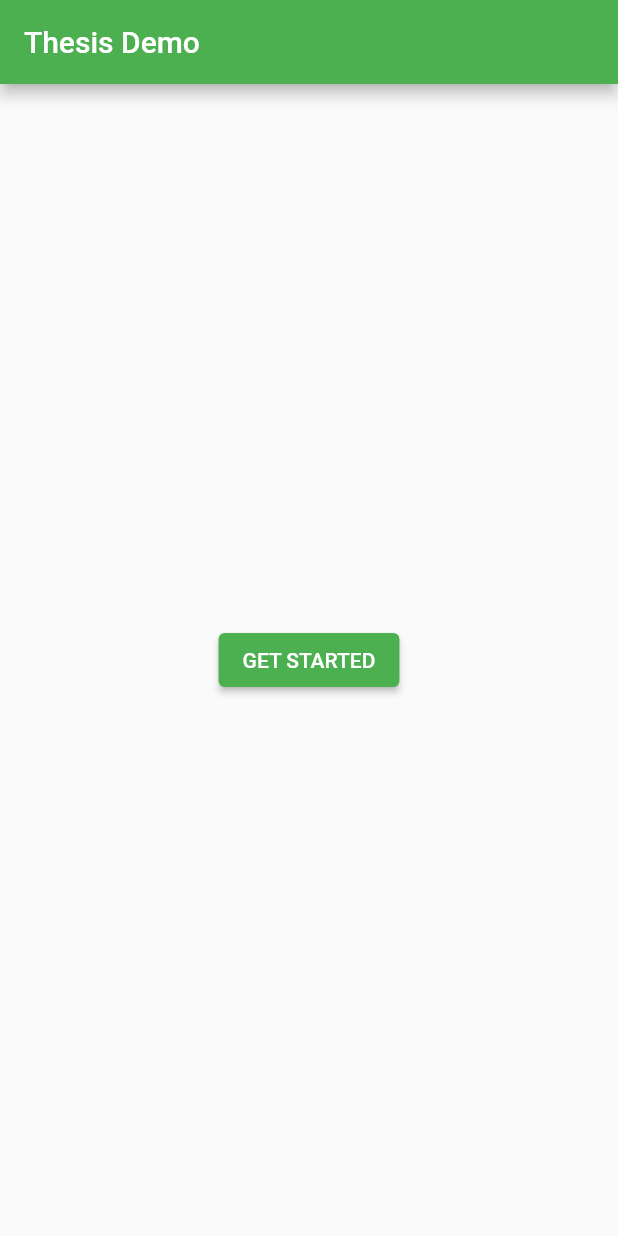
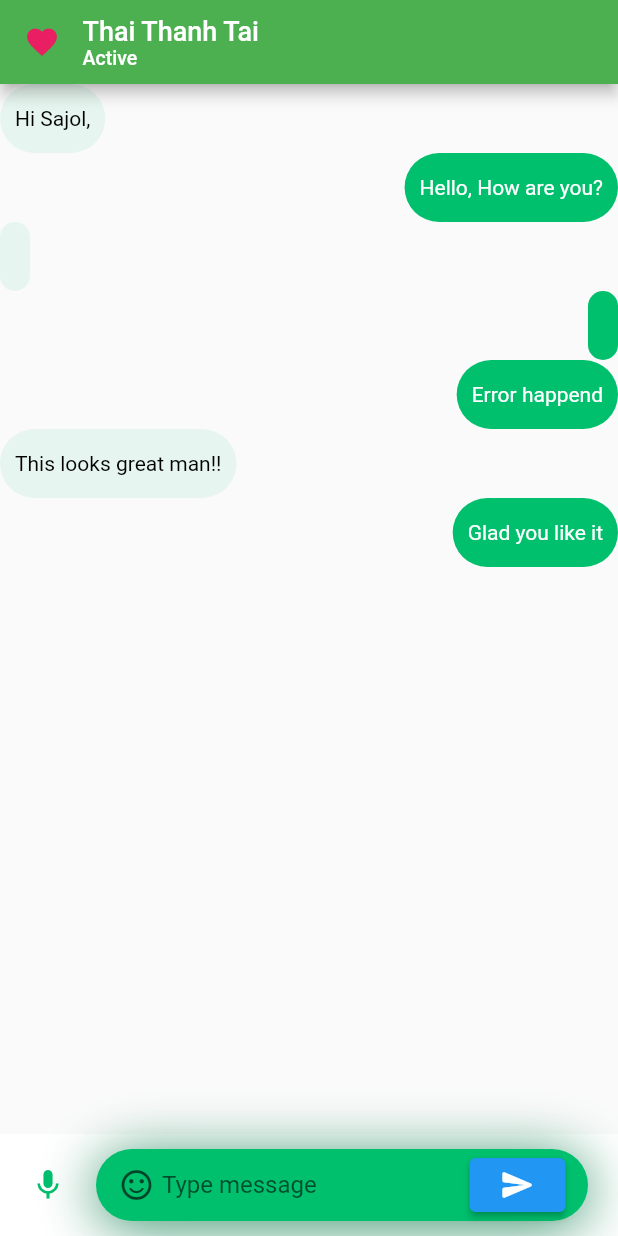
Before and after one commit to boohthai/Thesis-Grad, a Flutter app: the screen it shows after launch, on a phone screen of 412 x 824 dp. Run offline on Flutter 3.47's test engine with Material 2 defaults, Android fonts, the phone set to English and light mode, and no system bars; our stand-ins replace percent_indicator.

Commit message:
Chat Message UI

```diff
--- a/lib/InputSection.dart
+++ b/lib/Screen/InputSection.dart
@@ -1,5 +1,5 @@
 import 'package:flutter/material.dart';
-import 'package:thesis_v01/ResultScreen.dart';
+import 'package:thesis_v01/Screen/ResultScreen.dart';
 import 'package:thesis_v01/main.dart';
 class MyForm extends StatelessWidget {
   const MyForm({Key? key}) : super(key: key);
--- /dev/null
+++ b/lib/Screen/messages/ChatScreen.dart
@@ -0,0 +1,41 @@
+import 'package:flutter/material.dart';
+import 'package:thesis_v01/main.dart';
+import 'package:thesis_v01/constants.dart';
+import 'package:thesis_v01/Screen/messages/components/body.dart';
+class MessageScreen extends StatelessWidget {
+  const MessageScreen({Key? key}) : super(key: key);
+
+  @override
+  Widget build(BuildContext context) {
+    return Scaffold(
+      appBar: buildAppBar(),
+      body: Body()
+    );
+  }
+
+  AppBar buildAppBar() {
+    return AppBar(
+      backgroundColor: Colors.green,
+      title: Row(
+        children: [
+          Icon(
+            Icons.favorite,
+            color: Colors.pink,
+            size: 24.0,
+          ),
+          SizedBox(width: kDefaultPadding * 0.75,),
+          Column(
+            crossAxisAlignment: CrossAxisAlignment.start,
+            children: [
+              Text(
+                "Thai Thanh Tai",
+                style:  TextStyle(fontSize: 18),
+              ),
+              Text("Active", style: TextStyle(fontSize: 13))
+            ],
+          )
+        ],
+      ),
+    );
+  }
+}
--- /dev/null
+++ b/lib/Screen/messages/components/body.dart
@@ -0,0 +1,56 @@
+import 'package:flutter/material.dart';
+import 'package:thesis_v01/constants.dart';
+import 'package:thesis_v01/Screen/messages/components/chat_input.dart';
+import 'package:thesis_v01/models/ChatMessages.dart';
+class Body extends StatelessWidget {
+  const Body({Key? key}) : super(key: key);
+
+  @override
+  Widget build(BuildContext context) {
+    return Column(
+        children: [
+          Expanded(
+              child: ListView.builder (
+                itemCount: demeChatMessages.length,
+                itemBuilder: (context, index) => Message(message: demeChatMessages[index],)
+              )
+          ),
+          ChatFieldInput(),
+        ],
+    );
+  }
+}
+
+class Message extends StatelessWidget {
+  const Message({
+    Key? key, required this.message,
+  }) : super(key: key);
+
+  final ChatMessage message;
+  @override
+  Widget build(BuildContext context) {
+    return Row(
+      mainAxisAlignment: message.isSender ? MainAxisAlignment.end : MainAxisAlignment.start,
+      children:[
+        Container(
+            padding: EdgeInsets.symmetric(
+              vertical: kDefaultPadding*0.75,
+              horizontal: kDefaultPadding/2,
+               ),
+            decoration: BoxDecoration(
+              color: kPrimaryColor.withOpacity(message.isSender ? 1: 0.08),
+              borderRadius: BorderRadius.circular(30),
+            ),
+            child: Text(
+              message.text,
+              style: TextStyle (
+                color: message.isSender
+                ? Colors.white : Colors.black,
+              ),
+
+            )),
+
+    ],
+    );
+  }
+}
--- /dev/null
+++ b/lib/Screen/messages/components/chat_input.dart
@@ -0,0 +1,64 @@
+import 'package:flutter/material.dart';
+import 'package:thesis_v01/constants.dart';
+
+class ChatFieldInput extends StatelessWidget {
+  const ChatFieldInput({
+    Key? key,
+  }) : super(key: key);
+
+  @override
+  Widget build(BuildContext context) {
+    return Container (
+      padding: EdgeInsets.symmetric(horizontal: kDefaultPadding, vertical: kDefaultPadding/2),
+      decoration: BoxDecoration(
+        color: Colors.white,
+      ),
+      child: SafeArea(
+        child: Row (
+          children: [
+            Icon(Icons.mic, color: kPrimaryColor),
+            SizedBox(width: kDefaultPadding),
+            Expanded(
+                child: Container(
+                    padding: EdgeInsets.symmetric(
+                      horizontal: kDefaultPadding*0.75,
+
+                    ),
+                    decoration: BoxDecoration (
+                      color: kPrimaryColor,
+                      boxShadow: [BoxShadow(
+                        offset: Offset(0,4),
+                        blurRadius: 32,
+                        color: Color(0xFF087949).withOpacity(0.8),
+                      ),],
+                      borderRadius: BorderRadius.circular(40),
+                    ),
+                    child: Row (
+                      children: [
+                        Icon(
+                            Icons.sentiment_satisfied_alt_outlined,
+                            color: Theme.of(context)
+                                .textTheme
+                                .bodyText1?.color?.withOpacity(0.64)
+                        ),
+                        SizedBox(width: kDefaultPadding/4,),
+                        Expanded(child: TextField(
+                          decoration: InputDecoration(
+                            hintText: "Type message",
+                            border: InputBorder.none,
+                          ),
+                        )),
+                        ElevatedButton(
+                            onPressed: () {},
+                          child: Icon(Icons.send_rounded),
+                        ),
+                      ],
+                    )
+                )
+            ),
+          ],
+        ),
+      ),
+    );
+  }
+}
--- /dev/null
+++ b/lib/constants.dart
@@ -0,0 +1,10 @@
+import 'package:flutter/material.dart';
+
+const kPrimaryColor = Color(0xFF00BF6D);
+const kSecondaryColor = Color(0xFFFE9901);
+const kContentColorLightTheme = Color(0xFF1D1D35);
+const kContentColorDarkTheme = Color(0xFFF5FCF9);
+const kWarninngColor = Color(0xFFF3BB1C);
+const kErrorColor = Color(0xFFF03738);
+
+const kDefaultPadding = 20.0;
--- a/lib/main.dart
+++ b/lib/main.dart
@@ -1,9 +1,10 @@
 import 'package:flutter/material.dart';
-import 'package:thesis_v01/InputSection.dart';
+import 'package:thesis_v01/Screen/InputSection.dart';
+import 'package:thesis_v01/Screen/messages/ChatScreen.dart';
 void main() {
   runApp(const MaterialApp(
     title: 'Thesis Demo',
-    home: FirstPage(),
+    home: MessageScreen(),
   ));
 }
 
--- /dev/null
+++ b/lib/models/ChatMessages.dart
@@ -0,0 +1,61 @@
+enum ChatMessageType { text, audio, image, video }
+enum MessageStatus { not_sent, not_view, viewed }
+
+class ChatMessage {
+  final String text;
+  final ChatMessageType messageType;
+  final MessageStatus messageStatus;
+  final bool isSender;
+
+  ChatMessage({
+    this.text = '',
+    required this.messageType,
+    required this.messageStatus,
+    required this.isSender,
+  });
+}
+
+List demeChatMessages = [
+  ChatMessage(
+    text: "Hi Sajol,",
+    messageType: ChatMessageType.text,
+    messageStatus: MessageStatus.viewed,
+    isSender: false,
+  ),
+  ChatMessage(
+    text: "Hello, How are you?",
+    messageType: ChatMessageType.text,
+    messageStatus: MessageStatus.viewed,
+    isSender: true,
+  ),
+  ChatMessage(
+    text: "",
+    messageType: ChatMessageType.audio,
+    messageStatus: MessageStatus.viewed,
+    isSender: false,
+  ),
+  ChatMessage(
+    text: "",
+    messageType: ChatMessageType.video,
+    messageStatus: MessageStatus.viewed,
+    isSender: true,
+  ),
+  ChatMessage(
+    text: "Error happend",
+    messageType: ChatMessageType.text,
+    messageStatus: MessageStatus.not_sent,
+    isSender: true,
+  ),
+  ChatMessage(
+    text: "This looks great man!!",
+    messageType: ChatMessageType.text,
+    messageStatus: MessageStatus.viewed,
+    isSender: false,
+  ),
+  ChatMessage(
+    text: "Glad you like it",
+    messageType: ChatMessageType.text,
+    messageStatus: MessageStatus.not_view,
+    isSender: true,
+  ),
+];
```
Also changed, not shown: lib/Screen/ResultScreen.dart (renamed from lib/ResultScreen.dart).
